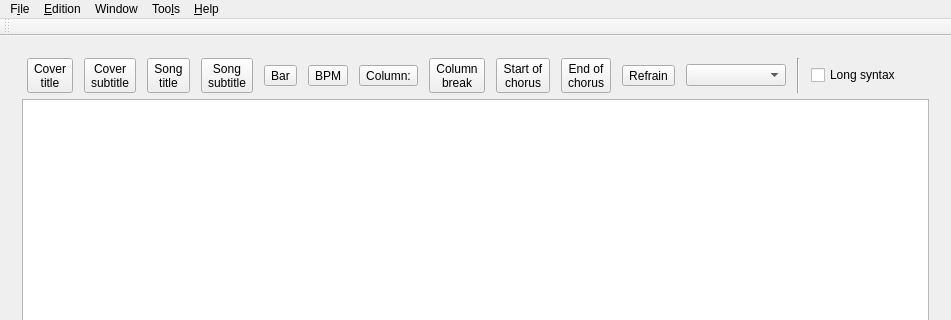
Old version of the form mainwindow.ui in the repository jpcima/chordv; both pictures show x 0 to 951 and y 0 to 320 of the 951 by 682 pixel window.
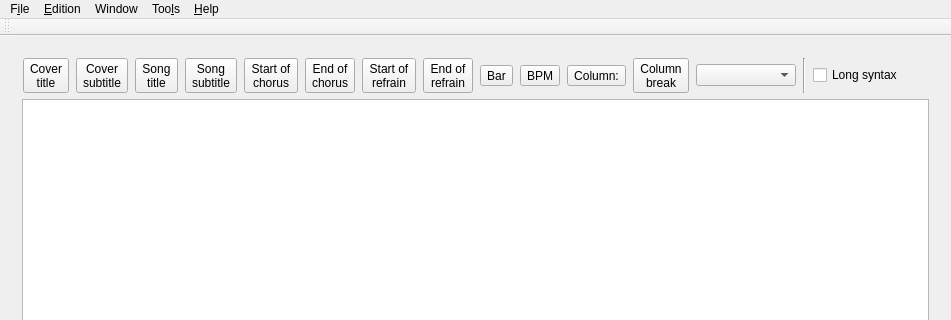
New version of the form. Icons and pictures are not drawn. Custom widgets are drawn as their Qt base class.

Commit message: Refrain => Start of refrain + End of refrain

Patch:
```diff
--- a/mainwindow.ui
+++ b/mainwindow.ui
@@ -78,6 +78,50 @@
                </property>
               </widget>
              </item>
+             <item>
+              <widget class="QToolButton" name="toolButtonSOC">
+               <property name="toolTip">
+                <string>Start of chorus</string>
+               </property>
+               <property name="text">
+                <string>Start of
+chorus</string>
+               </property>
+              </widget>
+             </item>
+             <item>
+              <widget class="QToolButton" name="toolButtonEOC">
+               <property name="toolTip">
+                <string>End of chorus</string>
+               </property>
+               <property name="text">
+                <string>End of
+chorus</string>
+               </property>
+              </widget>
+             </item>
+             <item>
+              <widget class="QToolButton" name="toolButtonSOR">
+               <property name="toolTip">
+                <string>Refrain</string>
+               </property>
+               <property name="text">
+                <string>Start of 
+refrain</string>
+               </property>
+              </widget>
+             </item>
+             <item>
+              <widget class="QToolButton" name="toolButtonEOR">
+               <property name="toolTip">
+                <string>Refrain</string>
+               </property>
+               <property name="text">
+                <string>End of 
+refrain</string>
+               </property>
+              </widget>
+             </item>
              <item>
               <widget class="QToolButton" name="toolButtonBar">
                <property name="toolTip">
@@ -119,38 +163,6 @@
                </property>
               </widget>
              </item>
-             <item>
-              <widget class="QToolButton" name="toolButtonSOC">
-               <property name="toolTip">
-                <string>Start of chorus</string>
-               </property>
-               <property name="text">
-                <string>Start of
-chorus</string>
-               </property>
-              </widget>
-             </item>
-             <item>
-              <widget class="QToolButton" name="toolButtonEOC">
-               <property name="toolTip">
-                <string>End of chorus</string>
-               </property>
-               <property name="text">
-                <string>End of
-chorus</string>
-               </property>
-              </widget>
-             </item>
-             <item>
-              <widget class="QToolButton" name="toolButtonREF">
-               <property name="toolTip">
-                <string>Refrain</string>
-               </property>
-               <property name="text">
-                <string>Refrain</string>
-               </property>
-              </widget>
-             </item>
              <item>
               <widget class="QComboBox" name="comboBoxEdit">
                <property name="maximumSize">
```
The commit also changes 13 other files.
